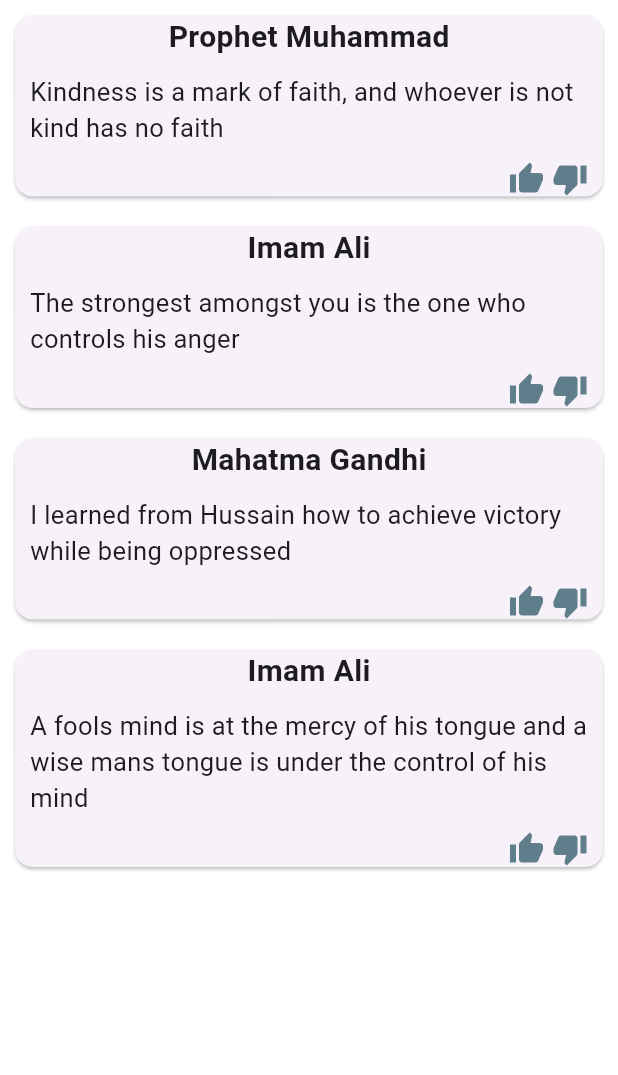
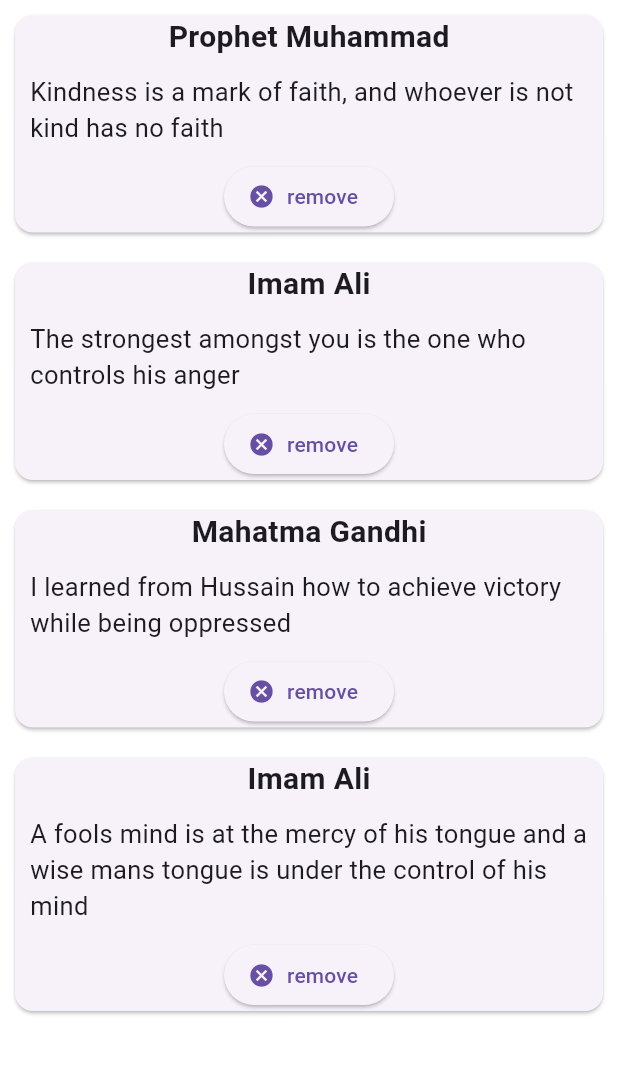
Before and after one commit to Najeebullah04/CardExample, a Flutter app: the screen it shows after launch, on a phone screen of 412 x 824 dp, the part 84-1159 px from its top. Run offline on Flutter 3.47's test engine with Material 3 defaults, Android fonts, the phone set to English and light mode, and no system bars.

Commit message:
remove button is added

```diff
--- a/lib/card_widget.dart
+++ b/lib/card_widget.dart
@@ -2,12 +2,16 @@
 import 'package:flutter/material.dart';
 import 'quote.dart';
 class QuoteTempletWidget extends StatelessWidget {
+
+
+  final Quote quote;
+  final Function delete;
+
   const QuoteTempletWidget({
     super.key,
     required this.quote,
+    required this.delete,
   });
-
-  final Quote quote;
 
   @override
   Widget build(BuildContext context) {
@@ -27,14 +31,7 @@ class QuoteTempletWidget extends StatelessWidget {
               fontSize: 17.0,
             ),),
           ),
-          const Row(
-            mainAxisAlignment: MainAxisAlignment.end,
-            children: [
-            Icon(Icons.thumb_up , color: Colors.blueGrey,),
-            SizedBox(width: 5.0,),
-            Icon(Icons.thumb_down,color: Colors.blueGrey),
-            SizedBox(width: 10.0,),
-          ],)
+          ElevatedButton.icon(onPressed:()=> delete(), icon:const  Icon( Icons.cancel), label:const  Text('remove'))
         ],
       )
     );
--- a/lib/main.dart
+++ b/lib/main.dart
@@ -21,6 +21,7 @@ class _CardExampleState extends State<CardExample> {
     Quote(text: 'A fools mind is at the mercy of his tongue and a wise mans tongue is under the control of his mind',author: 'Imam Ali'),
   ];
 
+
   @override
   Widget build(BuildContext context) {
     return  Scaffold(
@@ -31,7 +32,14 @@ class _CardExampleState extends State<CardExample> {
         backgroundColor: const Color.fromARGB(255, 131, 210, 133),
       ),
       body: Column(children:quote.map((e) {
-        return QuoteTempletWidget(quote: e);
+        return QuoteTempletWidget(
+          quote: e,
+          delete:(){
+            setState(() {
+              quote.remove(e);
+            });
+          }
+        );
          }).toList(),
         )
       );
```
Also changed, not shown: 1 other file.
